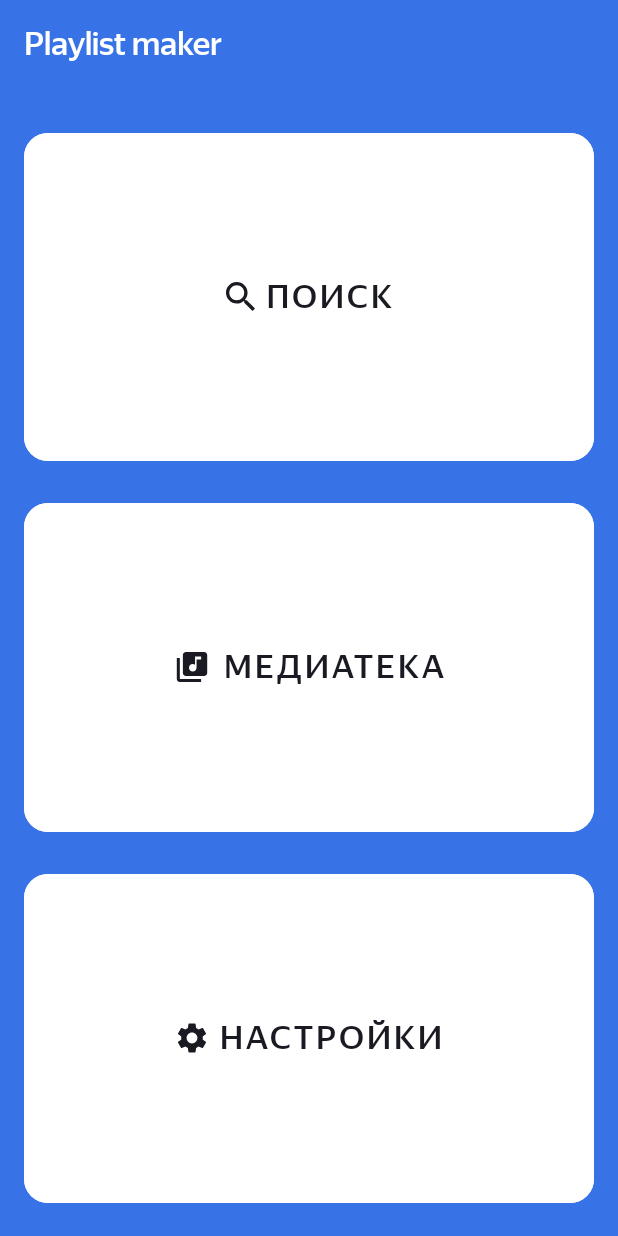
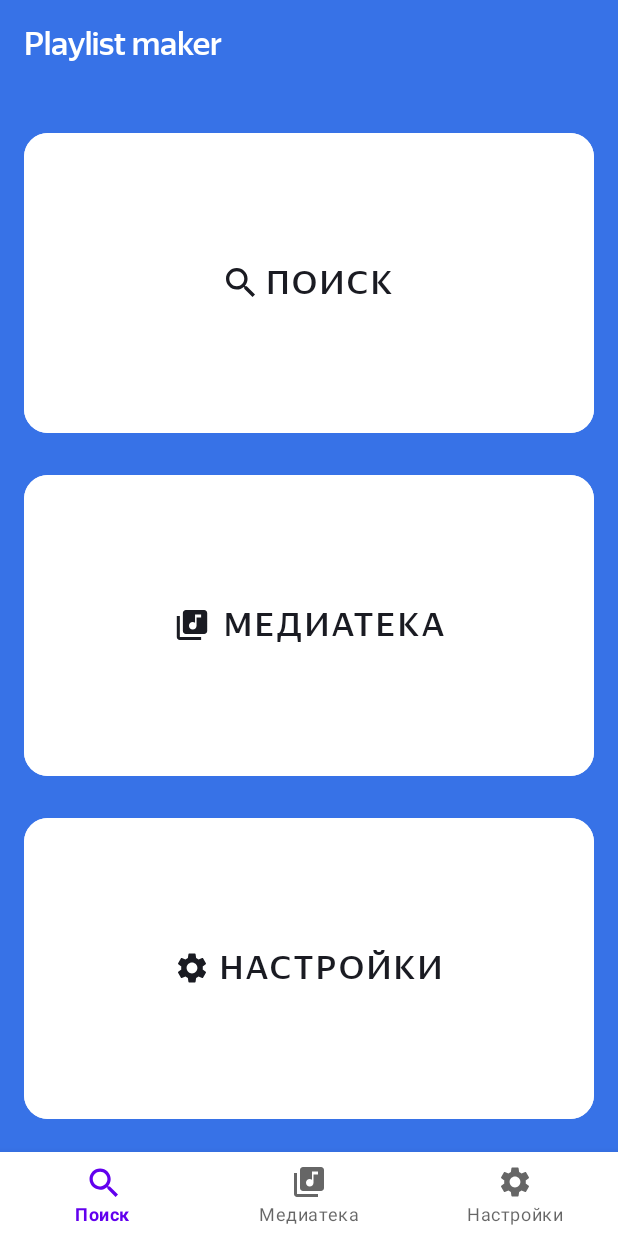
Before and after one commit to danil377377/MyPlaylistMaker, an Android app: the screen it shows after launch (RootActivity), on a phone screen of 412 x 824 dp. Run offline under Robolectric (Android 15) with nearby library versions, the phone set to English and light mode, and no system bars; our stand-ins replace navigation-ui; 1 statement that could not run was skipped.

Commit message:
переделал на BottomNavigationBar

```diff
--- a/app/src/main/java/com/example/myplaylistmaker/main/ui/RootActivity.kt
+++ b/app/src/main/java/com/example/myplaylistmaker/main/ui/RootActivity.kt
@@ -3,6 +3,8 @@ package com.example.myplaylistmaker.main.ui
 import android.os.Bundle
 import androidx.appcompat.app.AppCompatActivity
 import androidx.fragment.app.commit
+import androidx.navigation.fragment.NavHostFragment
+import androidx.navigation.ui.setupWithNavController
 import com.example.myplaylistmaker.R
 import com.example.myplaylistmaker.databinding.ActivityRootBinding
 
@@ -17,6 +19,11 @@ class RootActivity : AppCompatActivity() {
         binding = ActivityRootBinding.inflate(layoutInflater)
         setContentView(binding.root)
 
+        val navHostFragment = supportFragmentManager.findFragmentById(R.id.rootFragmentContainerView) as NavHostFragment
+        val navController = navHostFragment.navController
+        val bottomNavigationView = binding.bottomNavigationView
+        bottomNavigationView.setupWithNavController(navController)
+
 
     }
 
--- a/app/src/main/java/com/example/myplaylistmaker/search/ui/SearchFragment.kt
+++ b/app/src/main/java/com/example/myplaylistmaker/search/ui/SearchFragment.kt
@@ -31,9 +31,11 @@ import com.example.myplaylistmaker.search.domain.models.Track
 import com.example.myplaylistmaker.search.ui.models.HistoryState
 import com.example.myplaylistmaker.search.ui.models.TracksState
 import com.example.myplaylistmaker.search.ui.presentation.TracksSearchViewModel
+import com.google.android.material.bottomnavigation.BottomNavigationView
+import com.google.android.material.navigation.NavigationView
 import org.koin.androidx.viewmodel.ext.android.viewModel
 
-class SearchFragment: Fragment() {
+class SearchFragment : Fragment() {
 
     companion object {
         const val INPUT = "input"
@@ -45,6 +47,7 @@ class SearchFragment: Fragment() {
             return SearchFragment()
         }
     }
+
     private var editTextValue: String? = null
     private lateinit var inputEditText: EditText
     private lateinit var recyclerView: RecyclerView
@@ -55,7 +58,7 @@ class SearchFragment: Fragment() {
     private lateinit var progressBar: ProgressBar
     private var isClickAllowed = true
     private val handler = Handler(Looper.getMainLooper())
-    private lateinit var viewModel : TracksSearchViewModel
+    private lateinit var viewModel: TracksSearchViewModel
     private lateinit var tracksAdapter: TrackAdapter
     private lateinit var historyAdapter: TrackAdapter
 
@@ -64,11 +67,12 @@ class SearchFragment: Fragment() {
     override fun onCreateView(
         inflater: LayoutInflater,
         container: ViewGroup?,
-        savedInstanceState: Bundle?
+        savedInstanceState: Bundle?,
     ): View? {
         binding = FragmentSearchBinding.inflate(inflater, container, false)
         return binding.root
     }
+
 
     override fun onViewCreated(view: View, savedInstanceState: Bundle?) {
         super.onViewCreated(view, savedInstanceState)
@@ -112,6 +116,9 @@ class SearchFragment: Fragment() {
         val historyRecyclerView = binding.historyRecyclerView
         historyLinearLayout = binding.historyLinearLayout
         historyRecyclerView.adapter = historyAdapter
+        val bottomNavigationView =
+            requireActivity().findViewById<BottomNavigationView>(R.id.bottomNavigationView)
+
 
 
         if (historyLinearLayout.visibility == View.VISIBLE) recyclerView.visibility =
@@ -134,11 +141,28 @@ class SearchFragment: Fragment() {
         clearHistoryButton.setOnClickListener {
             viewModel.clearHistory()
             viewModel.hideHistory()
+            val inputMethodManager =
+                requireActivity().getSystemService(Context.INPUT_METHOD_SERVICE) as? InputMethodManager
+            inputMethodManager?.hideSoftInputFromWindow(clearButton.windowToken, 0)
+            inputEditText.clearFocus()
         }
         retryButton.setOnClickListener {
             viewModel.searchRequest(inputEditText.text.toString())
         }
+        binding.linearLayout.setOnClickListener{
+            val inputMethodManager =
+                requireActivity().getSystemService(Context.INPUT_METHOD_SERVICE) as? InputMethodManager
+            inputMethodManager?.hideSoftInputFromWindow(clearButton.windowToken, 0)
+            inputEditText.clearFocus()
+        }
         inputEditText.setOnFocusChangeListener { view, hasFocus ->
+
+            if (hasFocus) {
+                bottomNavigationView.visibility = View.GONE
+            } else {
+
+                bottomNavigationView.visibility = View.VISIBLE}
+
             if (hasFocus && inputEditText.text.isEmpty() && viewModel.getHistoryTrackList() != ArrayList<Track>()) {
                 viewModel.showHistory(viewModel.getHistoryTrackList())
             } else {
@@ -149,20 +173,24 @@ class SearchFragment: Fragment() {
             if (actionId == EditorInfo.IME_ACTION_DONE) {
                 viewModel.searchRequest(inputEditText.text.toString())
                 viewModel.hideHistory()
+                inputEditText.clearFocus()
                 true
             }
             false
         }
+
         val simpleTextWatcher = object : TextWatcher {
             override fun beforeTextChanged(s: CharSequence?, start: Int, count: Int, after: Int) {
                 internetProblems.setVisibility(View.GONE)
                 nothingFound.setVisibility(View.GONE)
 
             }
+
             override fun onTextChanged(s: CharSequence?, start: Int, before: Int, count: Int) {
                 if (s?.isEmpty() == true && viewModel.getHistoryTrackList() != ArrayList<Track>()) {
 
                     viewModel.showHistory(viewModel.getHistoryTrackList())
+
                 }
 
                 if (inputEditText.hasFocus() && s?.isEmpty() == true) {
@@ -176,6 +204,7 @@ class SearchFragment: Fragment() {
                     viewModel.hideHistory()
                 }
             }
+
             override fun afterTextChanged(s: Editable?) {
             }
         }
@@ -187,15 +216,18 @@ class SearchFragment: Fragment() {
             historyRender(it)
         }
     }
+
     override fun onSaveInstanceState(outState: Bundle) {
         super.onSaveInstanceState(outState)
         outState.putString(INPUT, editTextValue)
     }
+
     override fun onViewStateRestored(savedInstanceState: Bundle?) {
         super.onViewStateRestored(savedInstanceState)
         val savedInput = savedInstanceState?.getString(INPUT) ?: ""
         inputEditText.setText(savedInput)
     }
+
     private fun clickDebounce(): Boolean {
         val current = isClickAllowed
         if (isClickAllowed) {
@@ -204,6 +236,7 @@ class SearchFragment: Fragment() {
         }
         return current
     }
+
     private fun clearButtonVisibility(s: CharSequence?): Int {
         return if (s.isNullOrEmpty()) {
             View.GONE
@@ -211,9 +244,11 @@ class SearchFragment: Fragment() {
             View.VISIBLE
         }
     }
-        private fun searchDebounce(text:String) {
+
+    private fun searchDebounce(text: String) {
         viewModel.searchDebounce(text)
     }
+
     private fun historyRender(state: HistoryState) {
         when (state) {
             is HistoryState.Content -> showContentHistory(state.tracks)
@@ -221,9 +256,11 @@ class SearchFragment: Fragment() {
 
         }
     }
+
     private fun showEmptyHistory() {
         historyLinearLayout.setVisibility(View.GONE)
     }
+
     private fun showContentHistory(tracks: List<Track>) {
         historyLinearLayout.setVisibility(View.VISIBLE)
         recyclerView.setVisibility(View.GONE)
@@ -232,6 +269,7 @@ class SearchFragment: Fragment() {
         historyAdapter.notifyDataSetChanged()
 
     }
+
     private fun render(state: TracksState) {
         when (state) {
             is TracksState.Content -> showContent(state.tracks)
@@ -240,6 +278,7 @@ class SearchFragment: Fragment() {
             is TracksState.Loading -> showLoading()
         }
     }
+
     private fun showLoading() {
         recyclerView.setVisibility(View.GONE)
         internetProblems.setVisibility(View.GONE)
@@ -247,18 +286,21 @@ class SearchFragment: Fragment() {
         historyLinearLayout.visibility = View.GONE
         progressBar.visibility = View.VISIBLE
     }
+
     private fun showError() {
         progressBar.visibility = View.GONE
         internetProblems.setVisibility(View.VISIBLE)
         recyclerView.setVisibility(View.GONE)
         nothingFound.setVisibility(View.GONE)
     }
+
     private fun showEmpty() {
         progressBar.visibility = View.GONE
         recyclerView.setVisibility(View.GONE)
         nothingFound.setVisibility(View.VISIBLE)
         internetProblems.setVisibility(View.GONE)
     }
+
     private fun showContent(tracks: List<Track>) {
         recyclerView.setVisibility(View.VISIBLE)
         internetProblems.setVisibility(View.GONE)
--- /dev/null
+++ b/app/src/main/res/drawable/media_icon_tab_inactive.xml
@@ -0,0 +1,9 @@
+<vector xmlns:android="http://schemas.android.com/apk/res/android"
+    android:width="24dp"
+    android:height="24dp"
+    android:viewportWidth="24"
+    android:viewportHeight="24">
+  <path
+      android:pathData="M20,2H8C6.9,2 6,2.9 6,4V16C6,17.1 6.9,18 8,18H20C21.1,18 22,17.1 22,16V4C22,2.9 21.1,2 20,2ZM18,7H15V12.5C15,13.88 13.88,15 12.5,15C11.12,15 10,13.88 10,12.5C10,11.12 11.12,10 12.5,10C13.07,10 13.58,10.19 14,10.51V5H18V7ZM4,6H2V20C2,21.1 2.9,22 4,22H18V20H4V6Z"
+      android:fillColor="#1A1B22"/>
+</vector>
--- /dev/null
+++ b/app/src/main/res/drawable/search_icon_tab_inactive.xml
@@ -0,0 +1,9 @@
+<vector xmlns:android="http://schemas.android.com/apk/res/android"
+    android:width="24dp"
+    android:height="24dp"
+    android:viewportWidth="24"
+    android:viewportHeight="24">
+  <path
+      android:pathData="M16.579,14.95H15.721L15.417,14.656C16.481,13.418 17.122,11.81 17.122,10.061C17.122,6.161 13.961,3 10.061,3C6.161,3 3,6.161 3,10.061C3,13.961 6.161,17.122 10.061,17.122C11.81,17.122 13.418,16.481 14.656,15.417L14.95,15.721V16.579L20.381,22L22,20.381L16.579,14.95ZM10.061,14.95C7.356,14.95 5.173,12.766 5.173,10.061C5.173,7.356 7.356,5.173 10.061,5.173C12.766,5.173 14.95,7.356 14.95,10.061C14.95,12.766 12.766,14.95 10.061,14.95Z"
+      android:fillColor="#1A1B22"/>
+</vector>
--- /dev/null
+++ b/app/src/main/res/drawable/settings_icon_tab_inactive.xml
@@ -0,0 +1,9 @@
+<vector xmlns:android="http://schemas.android.com/apk/res/android"
+    android:width="24dp"
+    android:height="24dp"
+    android:viewportWidth="24"
+    android:viewportHeight="24">
+  <path
+      android:pathData="M19.14,12.94C19.18,12.64 19.2,12.33 19.2,12C19.2,11.68 19.18,11.36 19.13,11.06L21.16,9.48C21.34,9.34 21.39,9.07 21.28,8.87L19.36,5.55C19.24,5.33 18.99,5.26 18.77,5.33L16.38,6.29C15.88,5.91 15.35,5.59 14.76,5.35L14.4,2.81C14.36,2.57 14.16,2.4 13.92,2.4H10.08C9.84,2.4 9.65,2.57 9.61,2.81L9.25,5.35C8.66,5.59 8.12,5.92 7.63,6.29L5.24,5.33C5.02,5.25 4.77,5.33 4.65,5.55L2.74,8.87C2.62,9.08 2.66,9.34 2.86,9.48L4.89,11.06C4.84,11.36 4.8,11.69 4.8,12C4.8,12.31 4.82,12.64 4.87,12.94L2.84,14.52C2.66,14.66 2.61,14.93 2.72,15.13L4.64,18.45C4.76,18.67 5.01,18.74 5.23,18.67L7.62,17.71C8.12,18.09 8.65,18.41 9.24,18.65L9.6,21.19C9.65,21.43 9.84,21.6 10.08,21.6H13.92C14.16,21.6 14.36,21.43 14.39,21.19L14.75,18.65C15.34,18.41 15.88,18.09 16.37,17.71L18.76,18.67C18.98,18.75 19.23,18.67 19.35,18.45L21.27,15.13C21.39,14.91 21.34,14.66 21.15,14.52L19.14,12.94ZM12,15.6C10.02,15.6 8.4,13.98 8.4,12C8.4,10.02 10.02,8.4 12,8.4C13.98,8.4 15.6,10.02 15.6,12C15.6,13.98 13.98,15.6 12,15.6Z"
+      android:fillColor="#1A1B22"/>
+</vector>
--- a/app/src/main/res/layout/activity_root.xml
+++ b/app/src/main/res/layout/activity_root.xml
@@ -1,9 +1,30 @@
 <?xml version="1.0" encoding="utf-8"?>
+<androidx.constraintlayout.widget.ConstraintLayout xmlns:android="http://schemas.android.com/apk/res/android"
+    xmlns:app="http://schemas.android.com/apk/res-auto"
+
+    android:layout_width="match_parent"
+    android:layout_height="match_parent"
+  >
 <androidx.fragment.app.FragmentContainerView xmlns:android="http://schemas.android.com/apk/res/android"
     xmlns:app="http://schemas.android.com/apk/res-auto"
     android:id="@+id/rootFragmentContainerView"
-    android:layout_width="match_parent"
-    android:layout_height="match_parent"
+    android:layout_width="0dp"
+    android:layout_height="0dp"
     android:name="androidx.navigation.fragment.NavHostFragment"
     app:navGraph="@navigation/nav_graph"
-    app:defaultNavHost="true" />
+    app:defaultNavHost="true"
+    app:layout_constraintBottom_toTopOf="@id/bottomNavigationView"
+    app:layout_constraintEnd_toEndOf="parent"
+    app:layout_constraintStart_toStartOf="parent"
+    app:layout_constraintTop_toTopOf="parent"/>
+    <com.google.android.material.bottomnavigation.BottomNavigationView
+        android:id="@+id/bottomNavigationView"
+        android:layout_width="0dp"
+        android:layout_height="wrap_content"
+
+        app:layout_constraintBottom_toBottomOf="parent"
+        app:layout_constraintEnd_toEndOf="parent"
+        app:layout_constraintStart_toStartOf="parent"
+
+        app:menu="@menu/bottom_navigation_menu"/>
+</androidx.constraintlayout.widget.ConstraintLayout>
--- a/app/src/main/res/layout/fragment_search.xml
+++ b/app/src/main/res/layout/fragment_search.xml
@@ -1,7 +1,8 @@
 <?xml version="1.0" encoding="utf-8"?>
 <LinearLayout xmlns:android="http://schemas.android.com/apk/res/android"
     xmlns:app="http://schemas.android.com/apk/res-auto"
-    style="@style/SettingsScreenBackStyle">
+    style="@style/SettingsScreenBackStyle"
+    android:id="@+id/linearLayout">
 
     <LinearLayout
         android:layout_width="match_parent"
--- /dev/null
+++ b/app/src/main/res/menu/bottom_navigation_menu.xml
@@ -0,0 +1,17 @@
+<?xml version="1.0" encoding="utf-8"?>
+<menu xmlns:android="http://schemas.android.com/apk/res/android">
+    <item
+        android:id="@+id/searchFragment"
+        android:icon="@drawable/search_icon_tab_inactive"
+        android:title="@string/search"/>
+
+    <item
+        android:id="@+id/mediaContainerFragment"
+        android:icon="@drawable/media_icon_tab_inactive"
+        android:title="@string/Media"/>
+
+    <item
+        android:id="@+id/settingsFragment"
+        android:icon="@drawable/settings_icon_tab_inactive"
+        android:title="@string/Settings"/>
+</menu>
```
Lines whose indentation alone changed are shown as unchanged.
